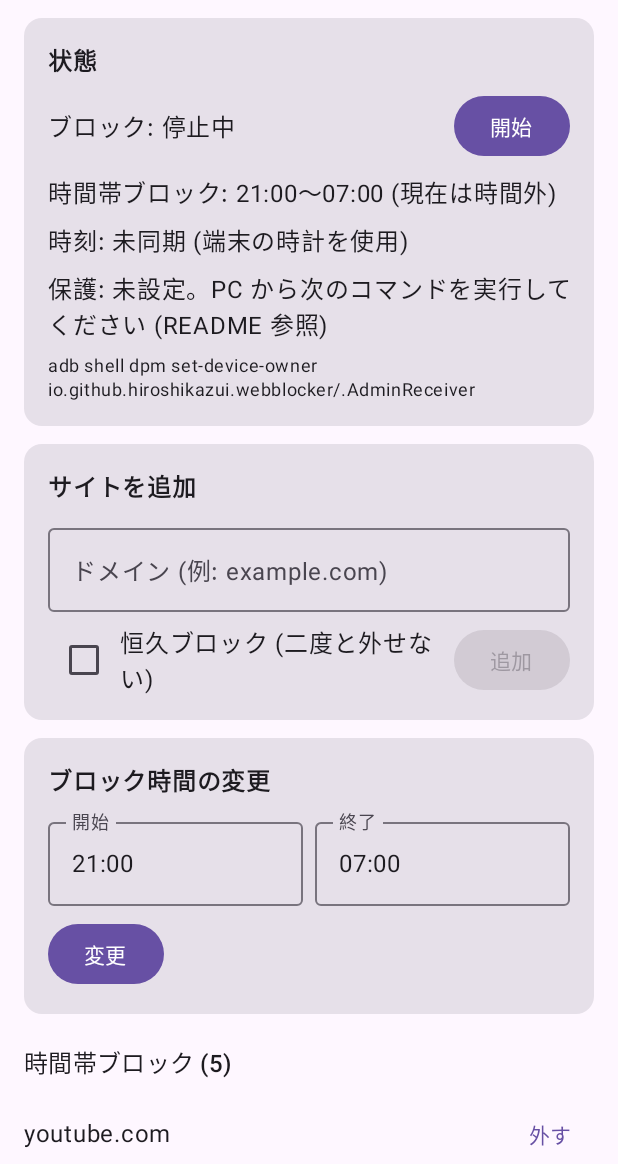
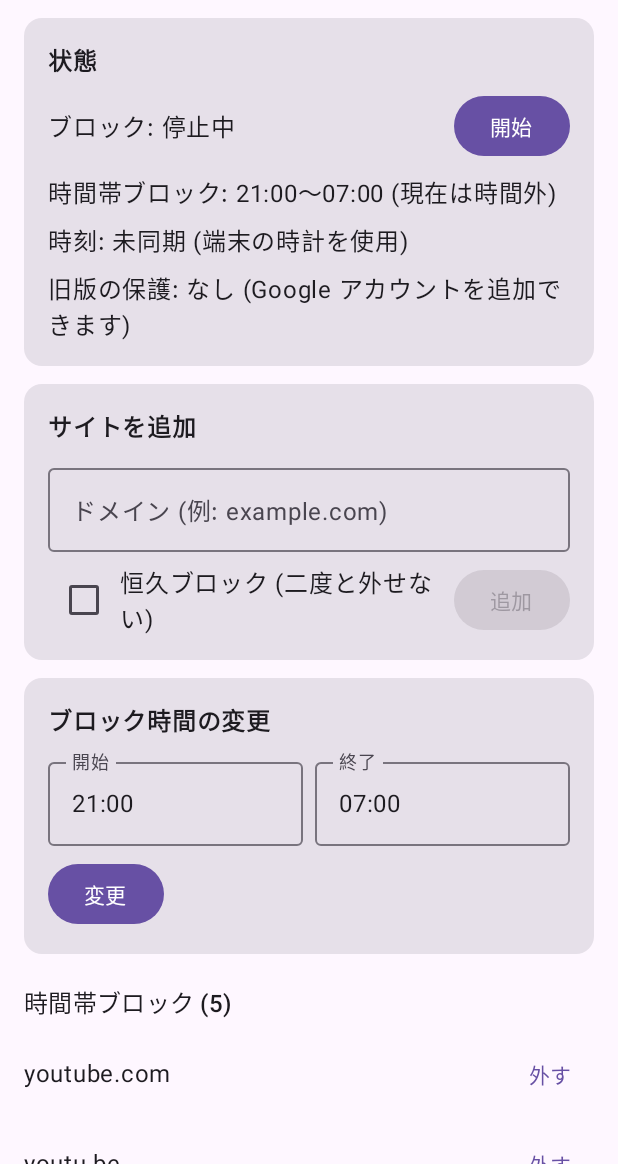
Before and after one commit to Hiroshi-Kazui/android-web-blocker, an Android app built with Jetpack Compose: the screen it shows after launch (MainActivity), on a phone screen of 412 x 824 dp, the part 72-1236 px from its top. Run offline under Robolectric (Android 15) with nearby library versions, the phone set to English and light mode, and no system bars.

Commit message:
デバイスオーナーにした端末では個人の Google アカウントを追加できず実用にならないと分かったため、0.2.0 として保護を廃止し、0.1.0 でかけた保護を起動時・更新時に自動で解除する
Co-Authored-By: Claude <noreply@anthropic.com>

```diff
--- a/app/build.gradle.kts
+++ b/app/build.gradle.kts
@@ -12,8 +12,8 @@ android {
         applicationId = "io.github.hiroshikazui.webblocker"
         minSdk = 29
         targetSdk = 35
-        versionCode = 1
-        versionName = "0.1.0"
+        versionCode = 2
+        versionName = "0.2.0"
     }
 
     buildTypes {
--- a/app/src/main/java/io/github/hiroshikazui/webblocker/BootReceiver.kt
+++ b/app/src/main/java/io/github/hiroshikazui/webblocker/BootReceiver.kt
@@ -7,13 +7,13 @@ import android.net.VpnService
 
 /**
  * 起動時・更新時に VPN を立ち上げる。
- * デバイスオーナー設定済みなら OS の常時接続 VPN が先に起動するが、未設定の端末でも動くようにする。
+ * 旧版の保護が残っていれば外す。
  */
 class BootReceiver : BroadcastReceiver() {
     override fun onReceive(context: Context, intent: Intent) {
         when (intent.action) {
             Intent.ACTION_BOOT_COMPLETED, Intent.ACTION_MY_PACKAGE_REPLACED -> {
-                Protection.apply(context)
+                Protection.release(context)
                 // 利用許可済み (prepare が null) のときだけ起動できる
                 if (VpnService.prepare(context) == null) {
                     context.startService(Intent(context, BlockerVpnService::class.java))
--- a/app/src/main/java/io/github/hiroshikazui/webblocker/MainActivity.kt
+++ b/app/src/main/java/io/github/hiroshikazui/webblocker/MainActivity.kt
@@ -17,7 +17,6 @@ import androidx.compose.foundation.layout.padding
 import androidx.compose.foundation.layout.safeDrawingPadding
 import androidx.compose.foundation.lazy.LazyColumn
 import androidx.compose.foundation.lazy.items
-import androidx.compose.foundation.text.selection.SelectionContainer
 import androidx.compose.material3.AlertDialog
 import androidx.compose.material3.Button
 import androidx.compose.material3.Card
@@ -64,7 +63,7 @@ class MainActivity : ComponentActivity() {
 
     override fun onResume() {
         super.onResume()
-        Protection.apply(this)
+        Protection.release(this)
         state.refresh()
     }
 
@@ -77,9 +76,6 @@ class MainActivity : ComponentActivity() {
         startService(Intent(this, BlockerVpnService::class.java))
     }
 }
-
-private const val ADB_COMMAND =
-    "adb shell dpm set-device-owner io.github.hiroshikazui.webblocker/.AdminReceiver"
 
 @Composable
 private fun MainScreen(state: BlockerState, onStartVpn: () -> Unit) {
@@ -143,12 +139,7 @@ private fun MainScreen(state: BlockerState, onStartVpn: () -> Unit) {
                         if (snap.inBlockHours) " (現在ブロック時間中)" else " (現在は時間外)",
                 )
                 Text(if (snap.ntpSynced) "時刻: ネットの時刻と同期済み" else "時刻: 未同期 (端末の時計を使用)")
-                if (deviceOwner) {
-                    Text("保護: 有効 (アンインストール・VPN 解除・初期化・日時変更を禁止)")
-                } else {
-                    Text("保護: 未設定。PC から次のコマンドを実行してください (README 参照)")
-                    SelectionContainer { Text(ADB_COMMAND, style = MaterialTheme.typography.bodySmall) }
-                }
+                Text(if (deviceOwner) "旧版の保護: 解除中です" else "旧版の保護: なし (Google アカウントを追加できます)")
             }
         }
         message?.let { m ->
--- a/app/src/main/java/io/github/hiroshikazui/webblocker/WebBlockerApp.kt
+++ b/app/src/main/java/io/github/hiroshikazui/webblocker/WebBlockerApp.kt
@@ -10,7 +10,7 @@ class WebBlockerApp : Application() {
         super.onCreate()
         state = BlockerState(this)
         state.startBackground()
-        // 起動のたびに保護設定をかけ直す (Windows 版の定期的な再適用に相当)
-        Protection.apply(this)
+        // 旧版でかけたデバイスオーナーの保護が残っていれば外す
+        Protection.release(this)
     }
 }
```
Also changed, not shown: app/src/main/java/io/github/hiroshikazui/webblocker/Protection.kt (+24 -27 lines), 1 other file.
